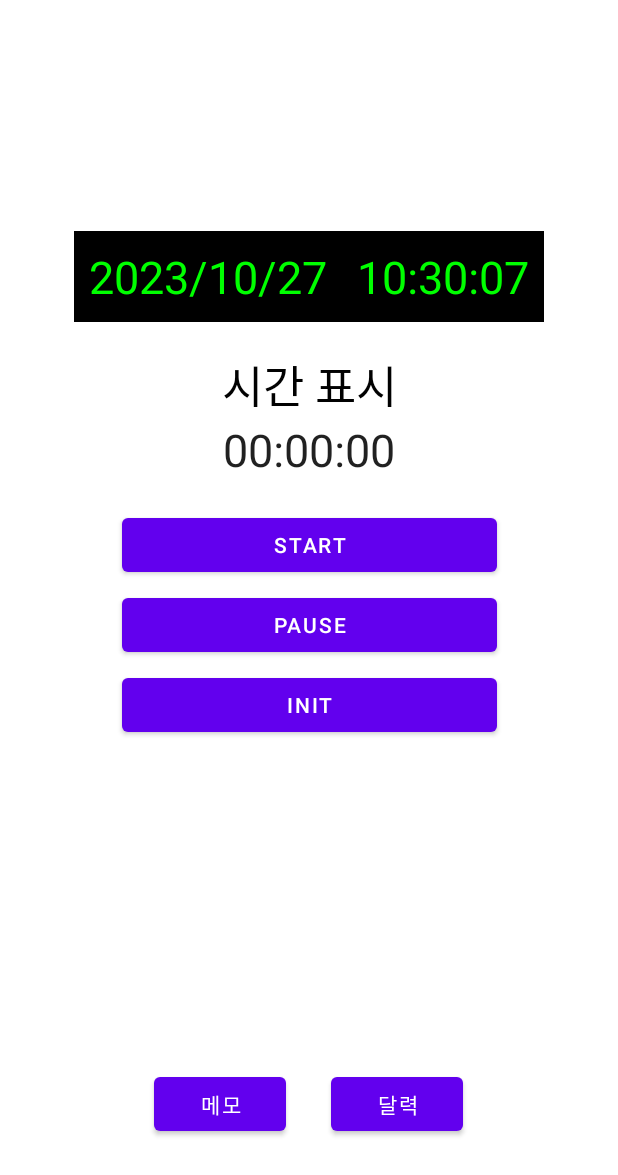
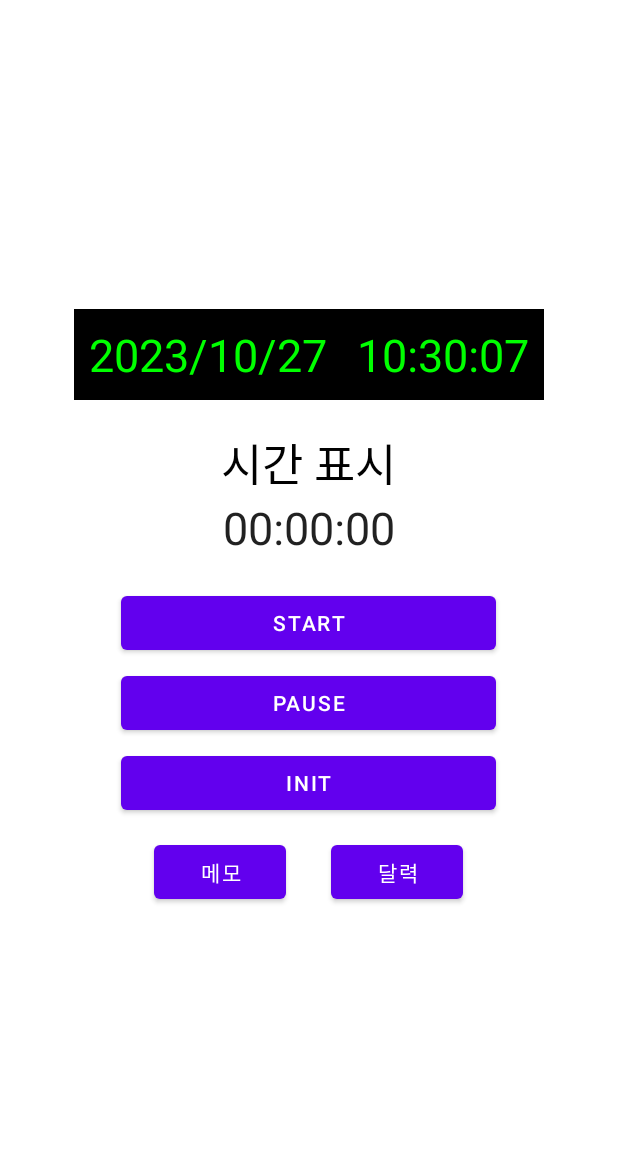
Before and after one commit to HBNU-SWUNIV/come-capstone23-team-1, an Android app: the screen it shows after launch (MainActivity), on a phone screen of 412 x 824 dp. Shown: the top 1175 px of the screen. Run offline under Robolectric (Android 15) with nearby library versions, the phone set to English and light mode, and no system bars.

Commit message:
UI 수정

```diff
--- a/003 Code/Android/app/src/main/res/layout/activity_main.xml
+++ b/003 Code/Android/app/src/main/res/layout/activity_main.xml
@@ -1,5 +1,5 @@
 <?xml version="1.0" encoding="utf-8"?>
-<androidx.constraintlayout.widget.ConstraintLayout xmlns:android="http://schemas.android.com/apk/res/android"
+<LinearLayout xmlns:android="http://schemas.android.com/apk/res/android"
     xmlns:app="http://schemas.android.com/apk/res-auto"
     xmlns:tools="http://schemas.android.com/tools"
     android:layout_width="match_parent"
@@ -11,8 +11,8 @@
 
     <LinearLayout
         android:id="@+id/linearLayout3"
-        android:layout_width="410dp"
-        android:layout_height="648dp"
+        android:layout_width="match_parent"
+        android:layout_height="match_parent"
         android:gravity="center"
         android:orientation="vertical"
         app:layout_constraintEnd_toEndOf="parent"
@@ -92,27 +92,20 @@
             android:onClick="resetChronometer"
             android:text="INIT" />
 
-    </LinearLayout>
-
         <LinearLayout
-        android:layout_width="412dp"
-        android:layout_height="76dp"
-        app:layout_constraintBottom_toBottomOf="parent"
-        app:layout_constraintEnd_toEndOf="parent"
-        app:layout_constraintStart_toStartOf="parent"
-        app:layout_constraintTop_toBottomOf="@+id/linearLayout3"
-        android:orientation="horizontal"
-        android:gravity="center">
-
+            android:layout_width="266dp"
+            android:layout_height="71dp"
+            android:gravity="center"
+            android:orientation="horizontal">
 
             <Button
                 android:id="@+id/MemoButton"
-            android:layout_marginEnd="30dp"
                 android:layout_width="wrap_content"
                 android:layout_height="wrap_content"
+                android:layout_marginEnd="30dp"
                 android:text="메모"
                 tools:layout_editor_absoluteX="71dp"
-            tools:layout_editor_absoluteY="667dp"/>
+                tools:layout_editor_absoluteY="667dp" />
 
             <Button
                 android:id="@+id/CalendarButton"
@@ -120,15 +113,12 @@
                 android:layout_height="wrap_content"
                 android:text="달력"
                 tools:layout_editor_absoluteX="239dp"
-            tools:layout_editor_absoluteY="667dp"/>
+                tools:layout_editor_absoluteY="667dp" />
+
+
+        </LinearLayout>
 
     </LinearLayout>
 
 
-
-
-
-
-
-
-</androidx.constraintlayout.widget.ConstraintLayout>
+</LinearLayout>
```
Lines whose indentation alone changed are shown as unchanged.
